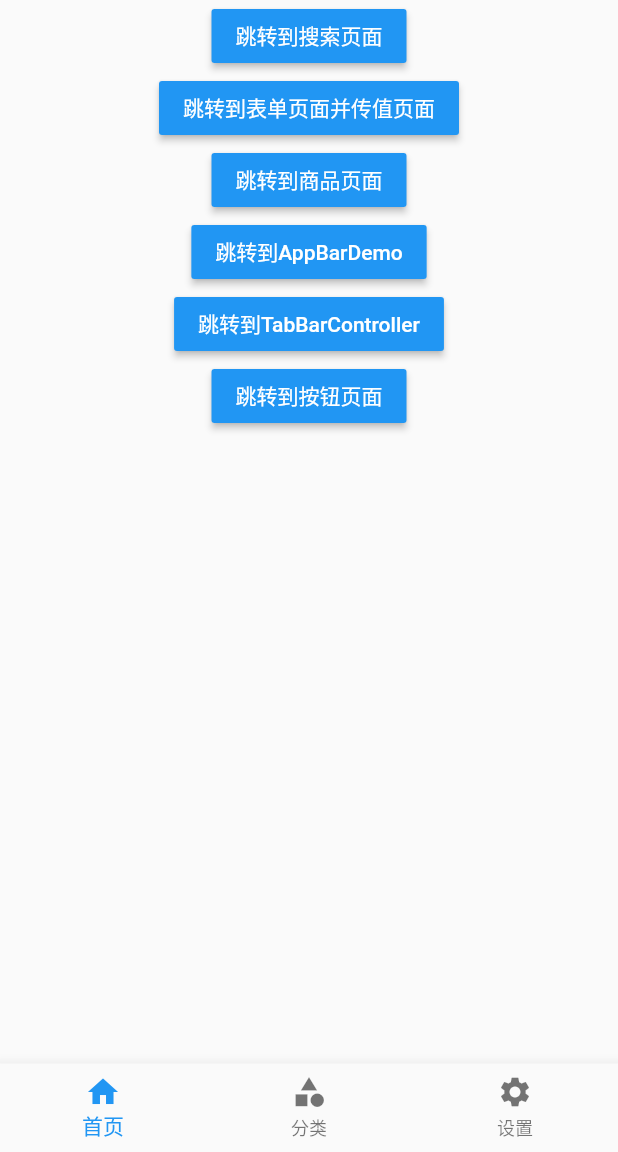
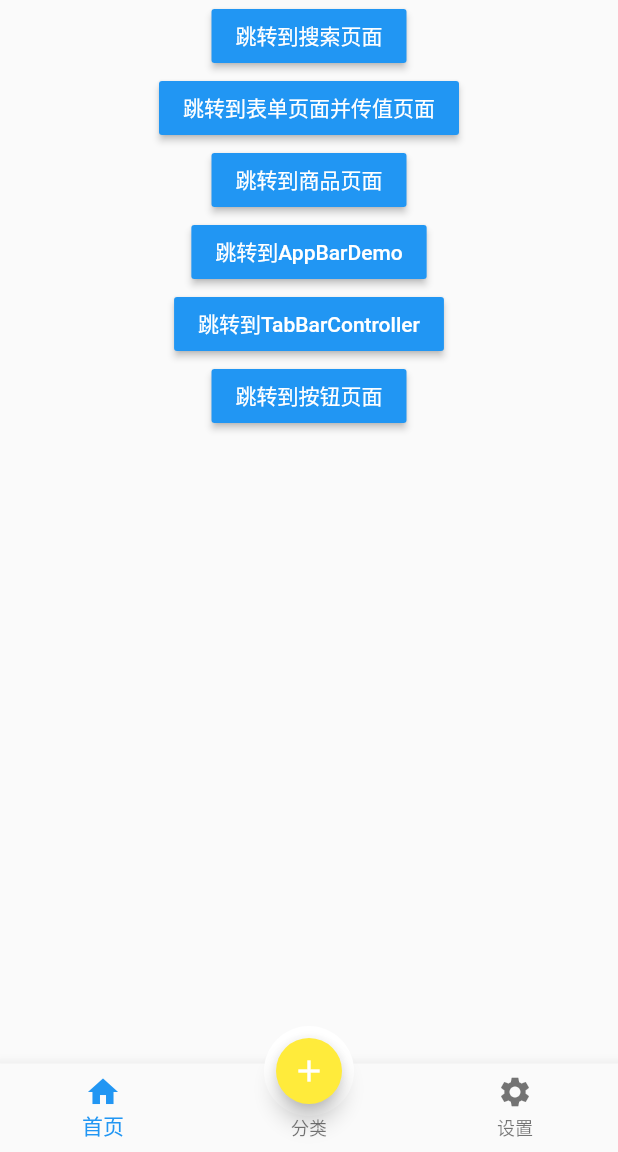
Before and after one commit to HitaoLin/flutter_learning, a Flutter app: the screen it shows after launch, on a phone screen of 412 x 824 dp, the part 84-1236 px from its top. Run offline on Flutter 3.47's test engine with Material 2 defaults, Android fonts, the phone set to English and light mode, and no system bars.

Commit message:
version 0.0.4 FloatingActionButton实现闲鱼App底部凸起按钮

```diff
--- a/lib/pages/Tabs.dart
+++ b/lib/pages/Tabs.dart
@@ -1,6 +1,6 @@
 import 'package:flutter/material.dart';
 import 'package:flutter/material.dart';
-import 'package:flutter/material.dart' ;
+import 'package:flutter/material.dart';
 import 'tabs/Home.dart';
 import 'tabs/Category.dart';
 import 'tabs/Setting.dart';
@@ -42,6 +42,24 @@ class _TabState extends State<Tabs> {
         ),
       ),
       body: this._pageList[this._currentIndex],
+      floatingActionButton: Container(
+        width: 60,
+        height: 60,
+        decoration: BoxDecoration(
+            borderRadius: BorderRadius.circular(40), color: Colors.white),
+        margin: EdgeInsets.only(top: 10),
+        padding: EdgeInsets.all(8),
+        child: FloatingActionButton(
+          child: Icon(Icons.add),
+          backgroundColor: this._currentIndex == 1 ? Colors.blue : Colors.yellow,
+          onPressed: () {
+            setState(() {
+              this._currentIndex = 1;
+            });
+          },
+        ),
+      ),
+      floatingActionButtonLocation: FloatingActionButtonLocation.centerDocked,
       bottomNavigationBar: BottomNavigationBar(
         currentIndex: this._currentIndex,
         //配置对应的索引值
@@ -119,10 +137,10 @@ class _TabState extends State<Tabs> {
                 child: Icon(Icons.people),
               ),
               title: Text('用户中心'),
-              onTap: (){
-              Navigator.of(context).pop();//隐藏侧边栏
-              Navigator.pushNamed(context, '/user');
-            },
+              onTap: () {
+                Navigator.of(context).pop(); //隐藏侧边栏
+                Navigator.pushNamed(context, '/user');
+              },
             ),
             Divider(),
             ListTile(
```
Also changed, not shown: lib/Button.dart (+7 -0 lines).
